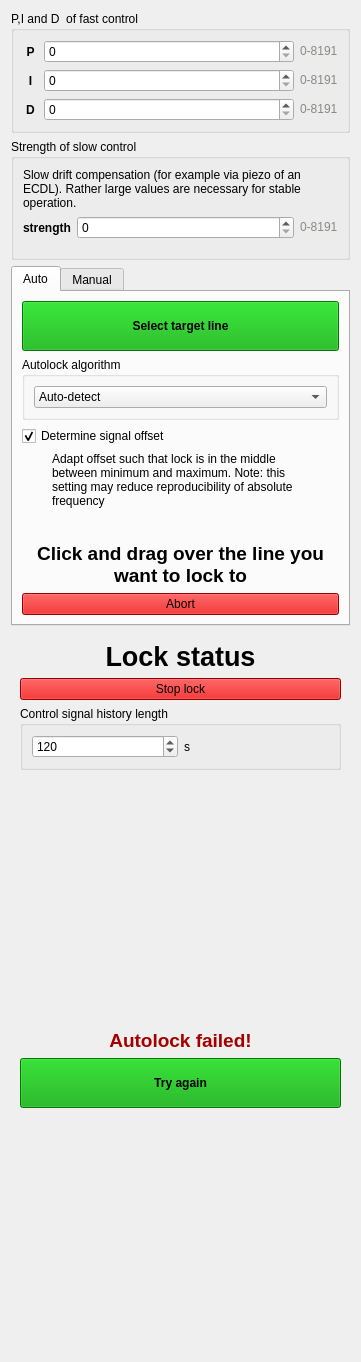
This is linien-gui/linien_gui/ui/locking_panel.ui in linien-org/linien as Qt 5 draws it before an edit. The edited form follows.
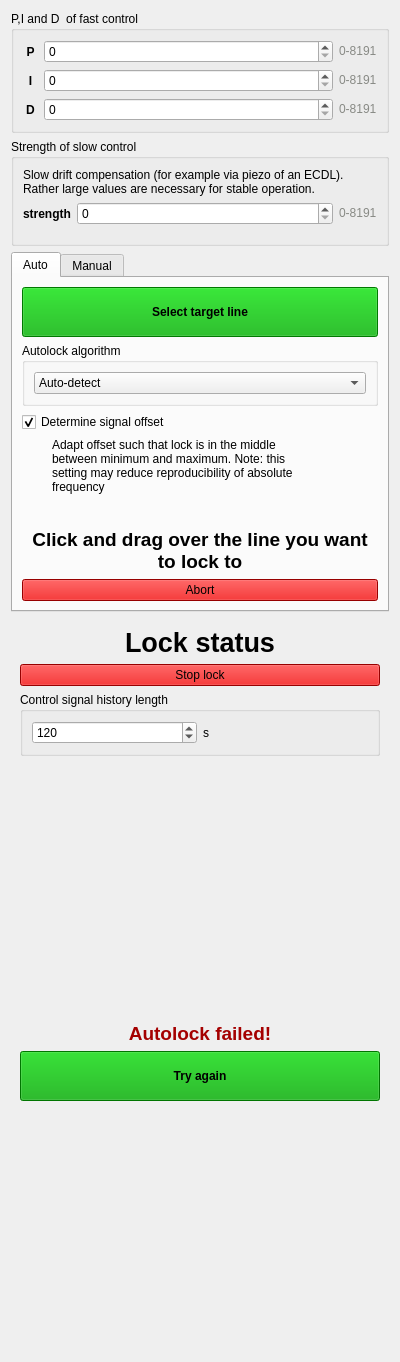
This is the edited form. Custom widgets are drawn as their Qt base class.

Commit message: improve layout of right panel

What changed in the file:
```diff
--- a/linien-gui/linien_gui/ui/locking_panel.ui
+++ b/linien-gui/linien_gui/ui/locking_panel.ui
@@ -6,16 +6,22 @@
    <rect>
     <x>0</x>
     <y>0</y>
-    <width>361</width>
+    <width>400</width>
     <height>1362</height>
    </rect>
   </property>
   <property name="sizePolicy">
-   <sizepolicy hsizetype="Minimum" vsizetype="Preferred">
+   <sizepolicy hsizetype="Preferred" vsizetype="Preferred">
     <horstretch>0</horstretch>
     <verstretch>0</verstretch>
    </sizepolicy>
   </property>
+  <property name="minimumSize">
+   <size>
+    <width>350</width>
+    <height>0</height>
+   </size>
+  </property>
   <property name="windowTitle">
    <string>Form</string>
   </property>
```
The commit also changes 7 other files.
